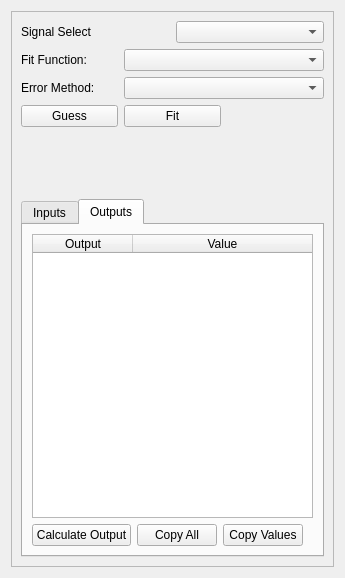
This is Widgets/GraphWidget/Fitter.ui in AlexBourassa/A-Lab as Qt 5 draws it before an edit. The edited form follows.
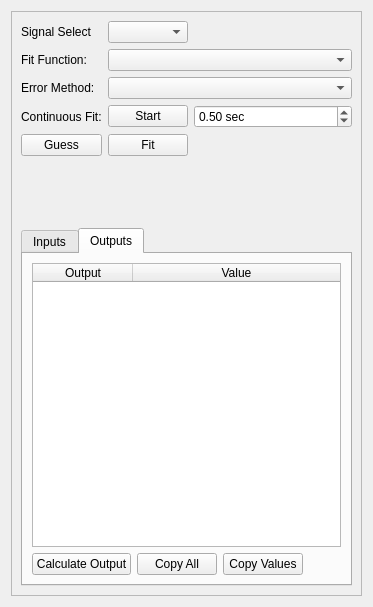
This is the edited form. Custom widgets are drawn as their Qt base class.

Commit message: Added continuous fitting.

Diff of the .ui file:
```diff
--- a/Widgets/GraphWidget/Fitter.ui
+++ b/Widgets/GraphWidget/Fitter.ui
@@ -6,8 +6,8 @@
    <rect>
     <x>0</x>
     <y>0</y>
-    <width>345</width>
-    <height>578</height>
+    <width>373</width>
+    <height>607</height>
    </rect>
   </property>
   <property name="windowTitle">
@@ -30,61 +30,113 @@
        <rect>
         <x>0</x>
         <y>0</y>
-        <width>325</width>
-        <height>558</height>
+        <width>353</width>
+        <height>587</height>
        </rect>
       </property>
       <layout class="QVBoxLayout" name="verticalLayout_4">
-       <item>
-        <layout class="QHBoxLayout" name="horizontalLayout_2">
-         <item>
-          <widget class="QLabel" name="label">
-           <property name="text">
-            <string>Signal Select</string>
-           </property>
-          </widget>
-         </item>
-         <item>
-          <widget class="QComboBox" name="signalSelect"/>
-         </item>
-        </layout>
-       </item>
        <item>
         <layout class="QGridLayout" name="gridLayout">
-         <item row="0" column="0">
+         <item row="1" column="0">
           <widget class="QLabel" name="label_2">
            <property name="text">
             <string>Fit Function:</string>
            </property>
           </widget>
          </item>
-         <item row="0" column="1" colspan="2">
+         <item row="1" column="1" colspan="2">
           <widget class="QComboBox" name="fitFctSelect"/>
          </item>
-         <item row="1" column="0">
+         <item row="2" column="0">
           <widget class="QLabel" name="label_4">
            <property name="text">
             <string>Error Method:</string>
            </property>
           </widget>
          </item>
-         <item row="1" column="1" colspan="2">
+         <item row="2" column="1" colspan="2">
           <widget class="QComboBox" name="errorMethodSelect"/>
          </item>
-         <item row="2" column="1">
+         <item row="4" column="1">
           <widget class="QPushButton" name="fitBtn">
            <property name="text">
             <string>Fit</string>
            </property>
           </widget>
          </item>
-         <item row="2" column="0">
+         <item row="4" column="0">
           <widget class="QPushButton" name="guessBtn">
            <property name="text">
             <string>Guess</string>
            </property>
           </widget>
          </item>
+         <item row="3" column="0">
+          <widget class="QLabel" name="label_3">
+           <property name="text">
+            <string>Continuous Fit:</string>
+           </property>
+          </widget>
+         </item>
+         <item row="3" column="1">
+          <widget class="QPushButton" name="start_stop_btn">
+           <property name="text">
+            <string>Start</string>
+           </property>
+          </widget>
+         </item>
+         <item row="0" column="0">
+          <widget class="QLabel" name="label">
+           <property name="text">
+            <string>Signal Select</string>
+           </property>
+          </widget>
+         </item>
+         <item row="3" column="2">
+          <widget class="QDoubleSpinBox" name="contFitTime">
+           <property name="suffix">
+            <string> sec</string>
+           </property>
+           <property name="minimum">
+            <double>0.100000000000000</double>
+           </property>
+           <property name="singleStep">
+            <double>0.100000000000000</double>
+           </property>
+           <property name="value">
+            <double>0.500000000000000</double>
+           </property>
+          </widget>
+         </item>
+         <item row="0" column="1">
+          <widget class="QComboBox" name="signalSelect"/>
+         </item>
+         <item row="0" column="2">
+          <spacer name="horizontalSpacer_2">
+           <property name="orientation">
+            <enum>Qt::Horizontal</enum>
+           </property>
+           <property name="sizeHint" stdset="0">
+            <size>
+             <width>40</width>
+             <height>20</height>
+            </size>
+           </property>
+          </spacer>
+         </item>
+         <item row="4" column="2">
+          <spacer name="horizontalSpacer_3">
+           <property name="orientation">
+            <enum>Qt::Horizontal</enum>
+           </property>
+           <property name="sizeHint" stdset="0">
+            <size>
+             <width>40</width>
+             <height>20</height>
+            </size>
+           </property>
+          </spacer>
+         </item>
         </layout>
        </item>
        <item>
```
Left out of the diff: 3 changed lines with no effect on the pictures. The commit also changes 12 other files.
